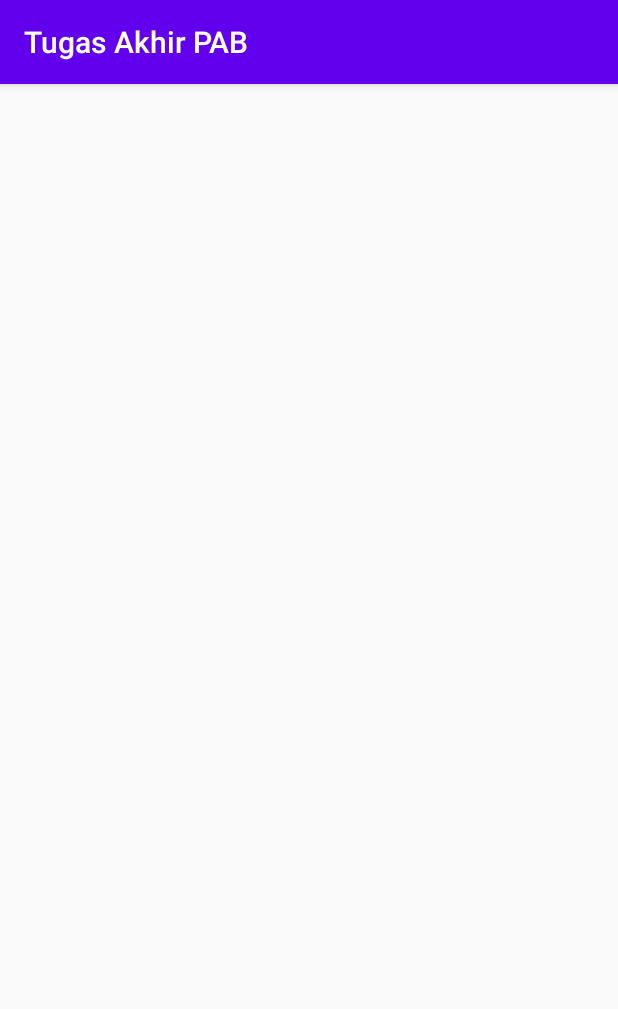
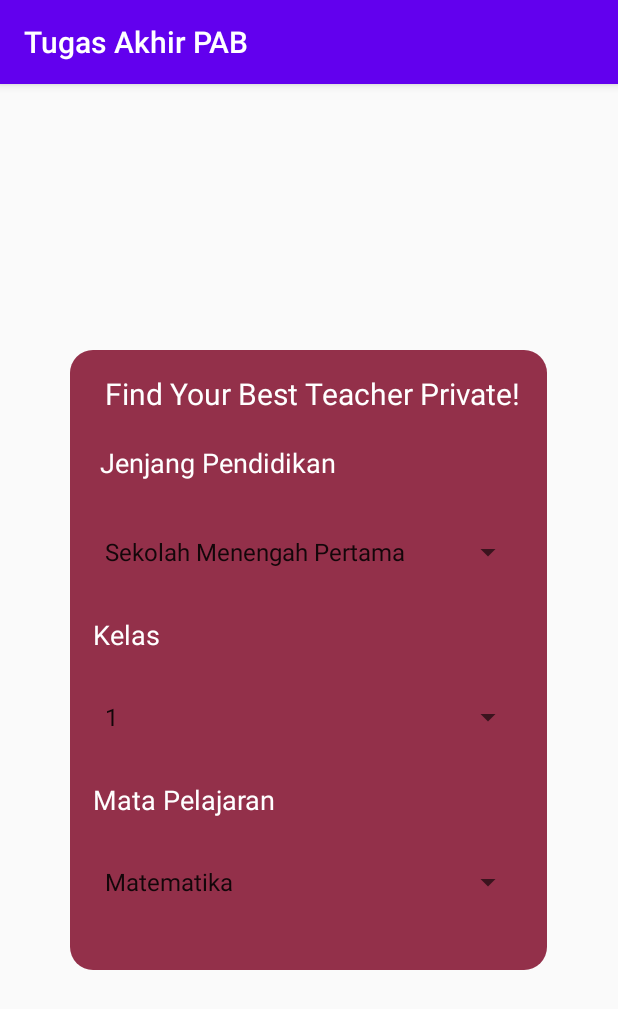
Before and after one commit to kevinganing1/PesanGuru, an Android app: the MenuUtama screen opened directly, with no data from a screen before it, on a phone screen of 412 x 824 dp. Shown: the top 1009 px of the screen. Run offline under Robolectric (Android 15) with nearby library versions, the light colour scheme and no system bars; Roboto replaces fonts that are not available here.

Commit message:
Update SDK To 22

```diff
--- a/app/build.gradle
+++ b/app/build.gradle
@@ -6,7 +6,7 @@ android {
 
     defaultConfig {
         applicationId "com.example.tugasakhirpab"
-        minSdkVersion 16
+        minSdkVersion 22
         targetSdkVersion 30
         versionCode 1
         versionName "1.0"
--- a/app/src/main/AndroidManifest.xml
+++ b/app/src/main/AndroidManifest.xml
@@ -9,13 +9,14 @@
         android:roundIcon="@mipmap/ic_launcher_round"
         android:supportsRtl="true"
         android:theme="@style/AppTheme">
-        <activity android:name=".KeranjangPesanan"></activity>
+        <activity android:name=".KeranjangPesanan"> </activity>
         <activity android:name=".LihatPesanan" />
         <activity android:name=".TampilGuruBayar" />
         <activity android:name=".TampilkanGuru" />
         <activity android:name=".Guru" />
         <activity android:name=".MenuUtama" />
         <activity android:name=".MainActivity">
+
             <intent-filter>
                 <action android:name="android.intent.action.MAIN" />
 
--- a/app/src/main/java/com/example/tugasakhirpab/MainActivity.java
+++ b/app/src/main/java/com/example/tugasakhirpab/MainActivity.java
@@ -15,6 +15,6 @@ public class MainActivity extends AppCompatActivity {
     }
 
     public void MenuUtama(View view) {
-        startActivity(new Intent(MainActivity.this,Guru.class));
+        startActivity(new Intent(MainActivity.this,MenuUtama.class));
     }
 }
--- a/app/src/main/java/com/example/tugasakhirpab/MenuUtama.java
+++ b/app/src/main/java/com/example/tugasakhirpab/MenuUtama.java
@@ -3,37 +3,48 @@ package com.example.tugasakhirpab;
 import androidx.appcompat.app.AppCompatActivity;
 
 import android.os.Bundle;
+import android.view.View;
+import android.widget.AdapterView;
 import android.widget.ArrayAdapter;
 import android.widget.Spinner;
+import android.widget.Toast;
+import android.content.Intent;
+
 
 import java.util.ArrayList;
 import java.util.Arrays;
 
-public class MenuUtama extends AppCompatActivity {
-    Spinner spinner1, spinner2, spinner3;
+public class MenuUtama extends AppCompatActivity implements AdapterView.OnItemSelectedListener {
+
+    Spinner spinner1, spinner2;
     @Override
     protected void onCreate(Bundle savedInstanceState) {
         super.onCreate(savedInstanceState);
-        setContentView(R.layout.activity_menu_utama);
+        setContentView (R.layout.activity_menu_utama);
         spinner1 = findViewById(R.id.spinner1);
+        spinner1.setOnItemSelectedListener(this);
+
         spinner2 = findViewById(R.id.spinner2);
-        spinner3 = findViewById(R.id.spinner3);
+        ArrayAdapter<CharSequence> adapter = ArrayAdapter.createFromResource(
+                this,
+                R.array.Spinner_items2,
+                android.R.layout.simple_spinner_item
+        );
+        adapter.setDropDownViewResource(android.R.layout.simple_spinner_dropdown_item);
+        spinner2.setAdapter(adapter);
+        spinner2.setOnItemSelectedListener(this);
 
-        String[] value = {"Sekolah Menengah Pertama", "Sekolah Menengah Akhir"};
-        ArrayList<String> arrayList = new ArrayList<>(Arrays.asList(value));
-        ArrayAdapter<String> arrayAdapter = new ArrayAdapter<>(this,R.layout.style_spinner_utama,arrayList);
-        spinner1.setAdapter(arrayAdapter);
-
-        String[] value2 = {"1", "2", "3"};
-        ArrayList<String> arrayList2 = new ArrayList<>(Arrays.asList(value2));
-        ArrayAdapter<String> arrayAdapter2 = new ArrayAdapter<>(this,R.layout.style_spinner_utama,arrayList2);
-        spinner2.setAdapter(arrayAdapter2);
-
-        String[] value3 = {"IPA", "Matematika", "IPS"};
-        ArrayList<String> arrayList3 = new ArrayList<>(Arrays.asList(value3));
-        ArrayAdapter<String> arrayAdapter3 = new ArrayAdapter<>(this,R.layout.style_spinner_utama,arrayList3);
-        spinner3.setAdapter(arrayAdapter3);
 
 
     }
+
+    @Override
+    public void onItemSelected(AdapterView<?> adapterView, View view, int position, long id) {
+        Toast.makeText(this, adapterView.getSelectedItem().toString(), Toast.LENGTH_SHORT).show();
+    }
+
+    @Override
+    public void onNothingSelected(AdapterView<?> parent) {
+
+    }
 }
--- a/app/src/main/res/layout/activity_main.xml
+++ b/app/src/main/res/layout/activity_main.xml
@@ -23,16 +23,16 @@
         android:layout_width="178dp"
         android:layout_height="83dp"
         android:background="@drawable/custom_1"
+        android:onClick="MenuUtama"
         android:text="MULAI"
         android:textColor="#FFFFFF"
         android:textSize="25sp"
-        android:onClick="MenuUtama"
         app:layout_constraintBottom_toBottomOf="parent"
         app:layout_constraintEnd_toEndOf="parent"
         app:layout_constraintHorizontal_bias="0.497"
         app:layout_constraintStart_toStartOf="parent"
         app:layout_constraintTop_toBottomOf="@+id/im_logo"
-        app:layout_constraintVertical_bias="0.0" />
+        app:layout_constraintVertical_bias="0.181" />
 
     <TextView
         android:id="@+id/tv_1"
--- a/app/src/main/res/layout/activity_menu_utama.xml
+++ b/app/src/main/res/layout/activity_menu_utama.xml
@@ -1,32 +1,87 @@
 <?xml version="1.0" encoding="utf-8"?>
 <LinearLayout xmlns:android="http://schemas.android.com/apk/res/android"
-    xmlns:app="http://schemas.android.com/apk/res-auto"
+
     xmlns:tools="http://schemas.android.com/tools"
     android:layout_width="match_parent"
+    android:layout_height="match_parent"
+    xmlns:app="http://schemas.android.com/apk/res-auto"
     android:orientation="vertical"
     android:gravity="center"
-    android:layout_height="match_parent"
-    tools:context=".MenuUtama" >
+    tools:context=".MenuUtama">
+
+    <LinearLayout
+        android:layout_width="318dp"
+        android:layout_height="413dp"
+        android:background="@drawable/custom_1"
+        android:orientation="horizontal">
+
+        <LinearLayout
+            android:layout_width="match_parent"
+            android:layout_height="444dp"
+            android:orientation="vertical">
+
+            <TextView
+                android:layout_width="wrap_content"
+                android:layout_height="wrap_content"
+                android:layout_marginTop="15dp"
+                android:text="     Find Your Best Teacher Private!"
+                android:textColor="#FFFFFF"
+                android:textSize="20dp" />
+
+            <TextView
+                android:id="@+id/textView5"
+                android:layout_width="match_parent"
+                android:layout_height="wrap_content"
+                android:layout_margin="20dp"
+                android:text="Jenjang Pendidikan"
+                android:textColor="#FFFFFF"
+                android:textSize="18sp" />
 
             <Spinner
-        android:background="@drawable/style_spinner"
+
                 android:id="@+id/spinner1"
                 android:layout_width="match_parent"
                 android:layout_height="wrap_content"
-        android:layout_margin="20dp" />
+                android:layout_margin="15dp"
+                android:entries="@array/Spinner_items" />
+
+            <TextView
+                android:id="@+id/textView"
+                android:layout_width="match_parent"
+                android:layout_height="wrap_content"
+                android:layout_margin="15dp"
+                android:text="Kelas"
+                android:textColor="#FFFFFF"
+                android:textSize="18sp" />
 
             <Spinner
-        android:background="@drawable/style_spinner"
+
                 android:id="@+id/spinner2"
                 android:layout_width="match_parent"
                 android:layout_height="wrap_content"
-        android:layout_margin="20dp" />
+                android:layout_margin="15dp"
+                android:entries="@array/Spinner_items2" />
+
+            <TextView
+                android:id="@+id/textView4"
+                android:layout_width="match_parent"
+                android:layout_height="wrap_content"
+                android:layout_margin="15dp"
+                android:text="Mata Pelajaran"
+                android:textColor="#FFFFFF"
+                android:textSize="18sp" />
 
             <Spinner
-        android:background="@drawable/style_spinner"
+
                 android:id="@+id/spinner3"
                 android:layout_width="match_parent"
                 android:layout_height="wrap_content"
-        android:layout_margin="20dp" />
+                android:layout_margin="15dp"
+                android:entries="@array/Spinner_items3" />
 
         </LinearLayout>
+
+    </LinearLayout>
+
+
+</LinearLayout>
--- a/app/src/main/res/values/strings.xml
+++ b/app/src/main/res/values/strings.xml
@@ -4,4 +4,16 @@
         <item>Sekolah Menengah Pertama</item>
         <item>Sekolah Menengah Atas</item>
     </string-array>
+
+    <string-array name="Spinner_items2">
+        <item>1</item>
+        <item>2</item>
+        <item>3</item>
+    </string-array>
+
+    <string-array name="Spinner_items3">
+        <item>Matematika</item>
+        <item>IPA</item>
+        <item>IPS</item>
+    </string-array>
 </resources>
```
Also changed, not shown: app/src/main/res/drawable-hdpi/ic_down.png (added), app/src/main/res/drawable-mdpi/ic_down.png (added), app/src/main/res/drawable-xhdpi/ic_down.png (added), app/src/main/res/drawable-xxhdpi/ic_down.png (added), app/src/main/res/drawable/academy.png (added). Lines whose indentation alone changed are shown as unchanged.
